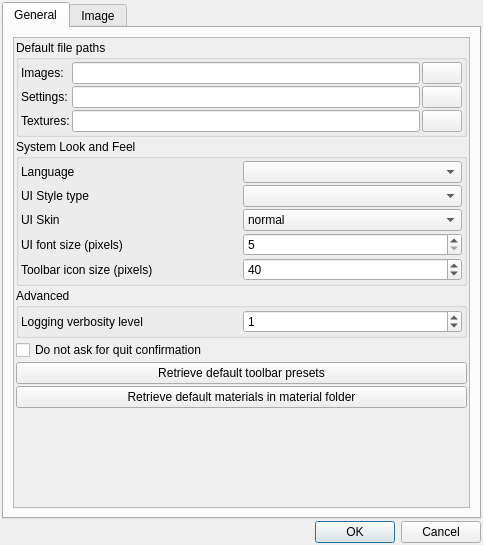
buddhi1980/mandelbulber2, file mandelbulber2/qt/preferences_dialog.ui: the form before one commit.
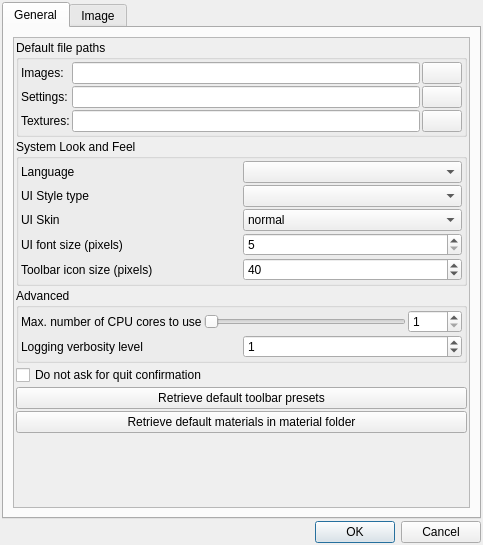
The form after the commit. Icons and pictures are not drawn. Custom widgets are drawn as their Qt base class.

Commit message: Added option in preferences dialog to limit number of used CPU cores

Patch:
```diff
--- a/mandelbulber2/qt/preferences_dialog.ui
+++ b/mandelbulber2/qt/preferences_dialog.ui
@@ -310,6 +310,52 @@
               <property name="bottomMargin">
                <number>2</number>
               </property>
+              <item>
+               <layout class="QGridLayout" name="gridLayout">
+                <property name="topMargin">
+                 <number>0</number>
+                </property>
+                <property name="spacing">
+                 <number>2</number>
+                </property>
+                <item row="0" column="0">
+                 <widget class="QLabel" name="label_14">
+                  <property name="text">
+                   <string>Max. number of CPU cores to use</string>
+                  </property>
+                 </widget>
+                </item>
+                <item row="0" column="1">
+                 <widget class="QSlider" name="sliderInt_limit_CPU_cores">
+                  <property name="minimum">
+                   <number>1</number>
+                  </property>
+                  <property name="maximum">
+                   <number>1000</number>
+                  </property>
+                  <property name="singleStep">
+                   <number>8</number>
+                  </property>
+                  <property name="pageStep">
+                   <number>64</number>
+                  </property>
+                  <property name="orientation">
+                   <enum>Qt::Horizontal</enum>
+                  </property>
+                 </widget>
+                </item>
+                <item row="0" column="2">
+                 <widget class="MySpinBox" name="spinboxInt_limit_CPU_cores">
+                  <property name="minimum">
+                   <number>1</number>
+                  </property>
+                  <property name="maximum">
+                   <number>1000</number>
+                  </property>
+                 </widget>
+                </item>
+               </layout>
+              </item>
               <item>
                <layout class="QGridLayout" name="gridLayout_system_look_and_feel_2">
                 <property name="spacing">
```
Lines whose indentation alone changed are shown as unchanged. The commit also changes 3 other files.
